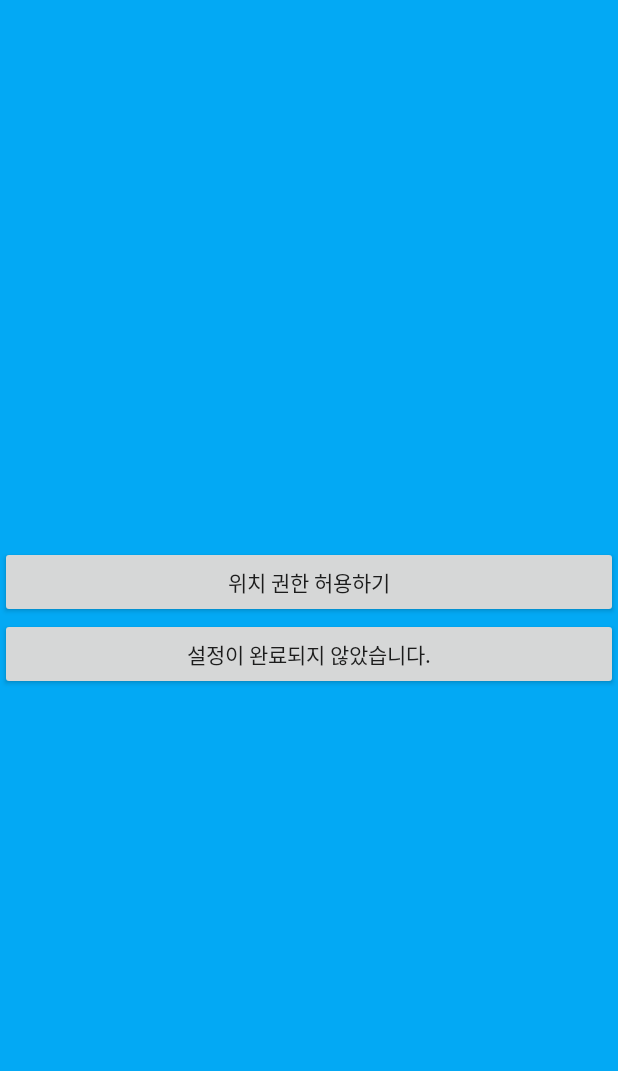
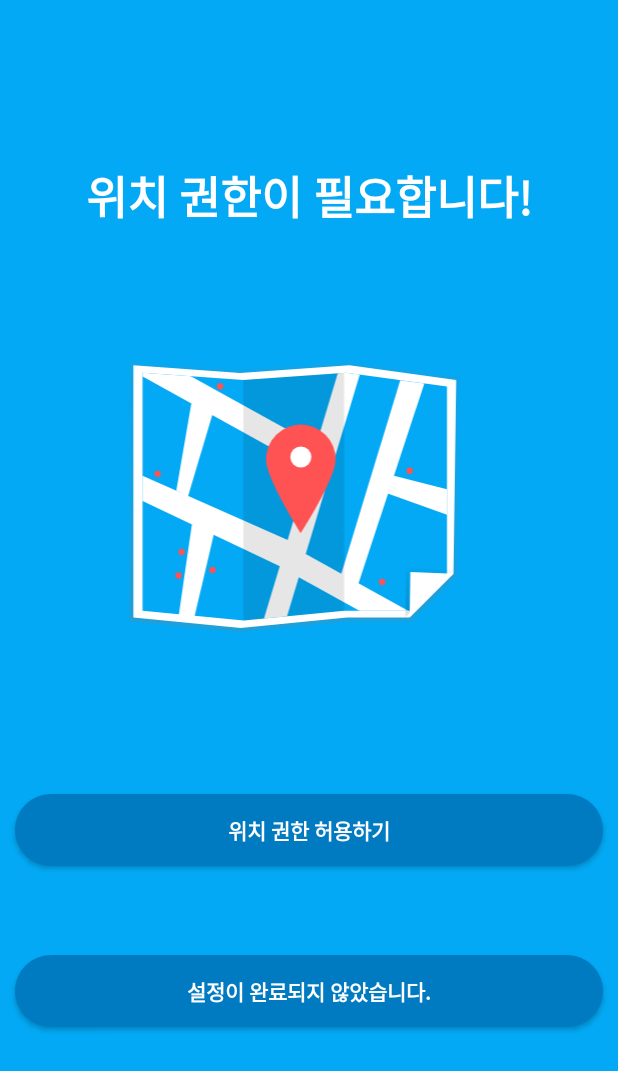
Before and after one commit to yymin1022/SeoulHealing, an Android app: the screen it shows after launch (WelcomeActivity), on a phone screen of 412 x 824 dp. Shown: the top 1071 px of the screen. Run offline under Robolectric (Android 15) with nearby library versions, the light colour scheme and no system bars; libraries missing offline, so code that uses them is left out: com.gun0912.tedpermission; 1 statement that could not run was skipped.

Commit message:
Update WelcomeActivity

```diff
--- /dev/null
+++ b/app/src/main/res/drawable/btn_bg.xml
@@ -0,0 +1,11 @@
+<?xml version="1.0" encoding="utf-8"?>
+<shape xmlns:android="http://schemas.android.com/apk/res/android"
+    android:shape="rectangle">
+
+    <corners
+        android:radius="30dp"/>
+
+    <solid
+        android:color="@color/colorPrimaryDark"/>
+
+</shape>
--- /dev/null
+++ b/app/src/main/res/drawable/img_activity_welcome.xml
@@ -0,0 +1,99 @@
+<vector xmlns:android="http://schemas.android.com/apk/res/android"
+    xmlns:aapt="http://schemas.android.com/aapt"
+    android:width="1142.0458dp"
+    android:height="959.7886dp"
+    android:viewportWidth="1142.0458"
+    android:viewportHeight="959.7886">
+  <path
+      android:pathData="M829.06,752.8l-159.77,0l-272.12,26.44l-274.23,-26.44l0,-647.89l273.09,19.83l278.99,-19.83l272.92,37.46l-7.01,497.54l-111.88,112.89z">
+    <aapt:attr name="android:fillColor">
+      <gradient
+          android:startY="779.24414"
+          android:startX="535.45074"
+          android:endY="104.90687"
+          android:endX="535.45074"
+          android:type="linear">
+        <item android:offset="0" android:color="#3F808080"/>
+        <item android:offset="0.53514" android:color="#1E808080"/>
+        <item android:offset="1" android:color="#19808080"/>
+      </gradient>
+    </aapt:attr>
+  </path>
+  <path
+      android:pathData="M823.86,743.79l-156.27,0l-266.17,25.73l-268.23,-25.73l0,-630.38l267.12,19.3l272.88,-19.3l266.95,36.45l-6.85,484.09l-109.43,109.84z"
+      android:fillColor="#fff"/>
+  <path
+      android:pathData="M824.74,726.63l-164.58,0l-251.06,24.27l-253,-24.27l0,-594.6l251.95,18.2l257.39,-18.2l251.8,34.38l0,467.18l-92.5,93.03z"
+      android:fillColor="#03a9f4"/>
+  <group>
+    <clip-path android:pathData="M824.74,726.63l-164.58,0l-251.06,24.27l-253,-24.27l0,-594.6l251.95,18.2l257.39,-18.2l251.8,34.38l0,467.18l-92.5,93.03z M 0,0"/>
+    <path
+        android:pathData="M1142.05,905.14l-577.96,-320.06l146.8,-487.75l-49.96,-19.81l-71.14,236.37l-566.82,-313.89l-22.97,54.65l572.41,316.99l-130.68,434.19l49.96,19.81l55.02,-182.82l572.37,316.97l22.97,-54.65z"
+        android:fillColor="#fff"/>
+  </group>
+  <path
+      android:pathData="M813.08,742.81l1.94,-122.73l118.27,4.77l-120.21,117.96z">
+    <aapt:attr name="android:fillColor">
+      <gradient
+          android:startY="742.811"
+          android:startX="873.18634"
+          android:endY="620.07623"
+          android:endX="873.18634"
+          android:type="linear">
+        <item android:offset="0" android:color="#1E000000"/>
+        <item android:offset="0.55135" android:color="#16000000"/>
+        <item android:offset="1" android:color="#05000000"/>
+      </gradient>
+    </aapt:attr>
+  </path>
+  <path
+      android:pathData="M156.1,388.99l362.75,160.61l24.11,49.97l-24,25l-362.86,-172.09l0,-63.5z"
+      android:fillColor="#fff"/>
+  <path
+      android:pathData="M823.86,742.81l1.76,-113.26l107.67,4.4l-109.43,108.85z"
+      android:fillColor="#fff"/>
+  <path
+      android:pathData="M648.95,647.58l151.36,-497.13l60.21,8.22l-169.57,514.9l-42,-26z"
+      android:fillColor="#fff"/>
+  <path
+      android:fillColor="#FF000000"
+      android:pathData="M408.05,750.9l251.95,-24.27l0,-594.6l-251.95,18.2"
+      android:strokeAlpha="0.1"
+      android:fillAlpha="0.1"/>
+  <path
+      android:pathData="M638.8,348.44c0,48.03 -86.96,184.04 -86.96,184.04s-86.96,-136.01 -86.96,-184.04a86.96,86.96 0,1 1,173.93 0Z"
+      android:fillColor="#ff5252"/>
+  <path
+      android:pathData="M551.83,342.37m-26.29,0a26.29,26.29 0,1 1,52.58 0a26.29,26.29 0,1 1,-52.58 0"
+      android:fillColor="#fff"/>
+  <path
+      android:pathData="M784.67,388.99l132.57,34.02l0,63.5l-162.29,-57.93l29.72,-39.58z"
+      android:fillColor="#fff"/>
+  <path
+      android:pathData="M279.43,510.98l-33.48,231.59l38,8l50.06,-213.71l-0.06,-30.29l-54.52,4.41z"
+      android:fillColor="#fff"/>
+  <path
+      android:pathData="M278.08,208.64l-37.57,217.73l29.09,15.7l69.35,-233.5l-60.87,0.07z"
+      android:fillColor="#fff"/>
+  <path
+      android:pathData="M349.95,165.58m-8,0a8,8 0,1 1,16 0a8,8 0,1 1,-16 0"
+      android:fillColor="#ff5252"/>
+  <path
+      android:pathData="M253.95,579.58m-8,0a8,8 0,1 1,16 0a8,8 0,1 1,-16 0"
+      android:fillColor="#ff5252"/>
+  <path
+      android:pathData="M245.95,638.58m-8,0a8,8 0,1 1,16 0a8,8 0,1 1,-16 0"
+      android:fillColor="#ff5252"/>
+  <path
+      android:pathData="M330.95,624.58m-8,0a8,8 0,1 1,16 0a8,8 0,1 1,-16 0"
+      android:fillColor="#ff5252"/>
+  <path
+      android:pathData="M193.95,384.58m-8,0a8,8 0,1 1,16 0a8,8 0,1 1,-16 0"
+      android:fillColor="#ff5252"/>
+  <path
+      android:pathData="M823.95,376.58m-8,0a8,8 0,1 1,16 0a8,8 0,1 1,-16 0"
+      android:fillColor="#ff5252"/>
+  <path
+      android:pathData="M754.95,654.58m-8,0a8,8 0,1 1,16 0a8,8 0,1 1,-16 0"
+      android:fillColor="#ff5252"/>
+</vector>
--- a/app/src/main/res/layout/activity_location.xml
+++ b/app/src/main/res/layout/activity_location.xml
@@ -13,16 +13,11 @@
         android:gravity="center"
         android:text="위치 지정 관련 안내문구\nㅁㄴㅇㄹ\nㅁㄴㅇㄹ"/>
 
-    <androidx.cardview.widget.CardView
-        android:layout_gravity="bottom"
+    <FrameLayout
         android:layout_width="match_parent"
         android:layout_height="wrap_content"
-        android:layout_marginTop="10dp"
-        android:layout_marginBottom="10dp"
-        android:layout_marginStart="10dp"
-        android:layout_marginEnd="10dp"
-        app:cardCornerRadius="15dp"
-        app:cardElevation="10dp">
+        android:layout_margin="10dp"
+        android:background="@drawable/btn_bg">
 
         <Spinner
             android:layout_width="match_parent"
@@ -30,27 +25,15 @@
             android:id="@+id/location_spinner_location"
             android:spinnerMode="dialog"/>
 
-    </androidx.cardview.widget.CardView>
+    </FrameLayout>
 
-    <androidx.cardview.widget.CardView
-        android:layout_gravity="center"
-        android:layout_width="wrap_content"
+    <Button
+        android:layout_width="match_parent"
         android:layout_height="wrap_content"
-        android:layout_marginTop="10dp"
-        android:layout_marginBottom="10dp"
-        app:cardCornerRadius="15dp"
-        app:cardElevation="10dp">
-
-        <Button
-            android:layout_width="wrap_content"
-            android:layout_height="wrap_content"
-            android:layout_marginStart="10dp"
-            android:layout_marginEnd="10dp"
-            android:background="@android:color/transparent"
-            android:text="지역을 선택해주세요."
-            android:enabled="false"
-            android:id="@+id/location_btn_done"/>
-
-    </androidx.cardview.widget.CardView>
+        android:layout_margin="10dp"
+        android:background="@drawable/btn_bg"
+        android:text="지역을 선택해주세요."
+        android:enabled="false"
+        android:id="@+id/location_btn_done"/>
 
 </LinearLayout>
--- a/app/src/main/res/layout/activity_welcome.xml
+++ b/app/src/main/res/layout/activity_welcome.xml
@@ -1,22 +1,67 @@
 <?xml version="1.0" encoding="utf-8"?>
-<LinearLayout
-    xmlns:android="http://schemas.android.com/apk/res/android"
+<androidx.constraintlayout.widget.ConstraintLayout xmlns:android="http://schemas.android.com/apk/res/android"
+    xmlns:app="http://schemas.android.com/apk/res-auto"
+    xmlns:tools="http://schemas.android.com/tools"
     android:layout_width="match_parent"
     android:layout_height="match_parent"
-    android:orientation="vertical"
+    android:background="@color/colorPrimary"
     android:gravity="center"
-    android:background="@color/colorPrimary">
+    android:orientation="vertical">
 
     <Button
+        android:id="@+id/welcome_btn_locationPermission"
         android:layout_width="match_parent"
         android:layout_height="wrap_content"
+        android:layout_marginStart="10dp"
+        android:layout_marginEnd="10dp"
+        android:layout_marginTop="60dp"
+        android:background="@drawable/btn_bg"
         android:text="위치 권한 허용하기"
-        android:id="@+id/welcome_btn_locationPermission"/>
+        android:textColor="#FFFFFF"
+        android:textStyle="bold"
+        app:layout_constraintEnd_toEndOf="parent"
+        app:layout_constraintHorizontal_bias="0.498"
+        app:layout_constraintStart_toStartOf="parent"
+        app:layout_constraintTop_toBottomOf="@+id/imageView" />
 
     <Button
+        android:id="@+id/welcome_btn_done"
         android:layout_width="match_parent"
         android:layout_height="wrap_content"
+        android:layout_marginStart="10dp"
+        android:layout_marginEnd="10dp"
+        android:background="@drawable/btn_bg"
         android:text="설정이 완료되지 않았습니다."
-        android:id="@+id/welcome_btn_done"/>
+        android:textColor="#FFFFFF"
+        android:textStyle="bold"
+        app:layout_constraintBottom_toBottomOf="parent"
+        app:layout_constraintEnd_toEndOf="parent"
+        app:layout_constraintStart_toStartOf="parent"
+        app:layout_constraintTop_toBottomOf="@+id/welcome_btn_locationPermission"
+        app:layout_constraintVertical_bias="0.3" />
 
-</LinearLayout>
+    <TextView
+        android:id="@+id/textView"
+        android:layout_width="wrap_content"
+        android:layout_height="wrap_content"
+        android:layout_marginTop="108dp"
+        android:text="위치 권한이 필요합니다!"
+        android:textColor="#FFFFFF"
+        android:textSize="30dp"
+        android:textStyle="bold"
+        app:layout_constraintEnd_toEndOf="parent"
+        app:layout_constraintStart_toStartOf="parent"
+        app:layout_constraintTop_toTopOf="parent" />
+
+    <ImageView
+        android:id="@+id/imageView"
+        android:layout_width="334dp"
+        android:layout_height="256dp"
+        android:layout_marginTop="60dp"
+        app:layout_constraintEnd_toEndOf="parent"
+        app:layout_constraintHorizontal_bias="0.493"
+        app:layout_constraintStart_toStartOf="parent"
+        app:layout_constraintTop_toBottomOf="@+id/textView"
+        app:srcCompat="@drawable/img_activity_welcome" />
+
+</androidx.constraintlayout.widget.ConstraintLayout>
```
